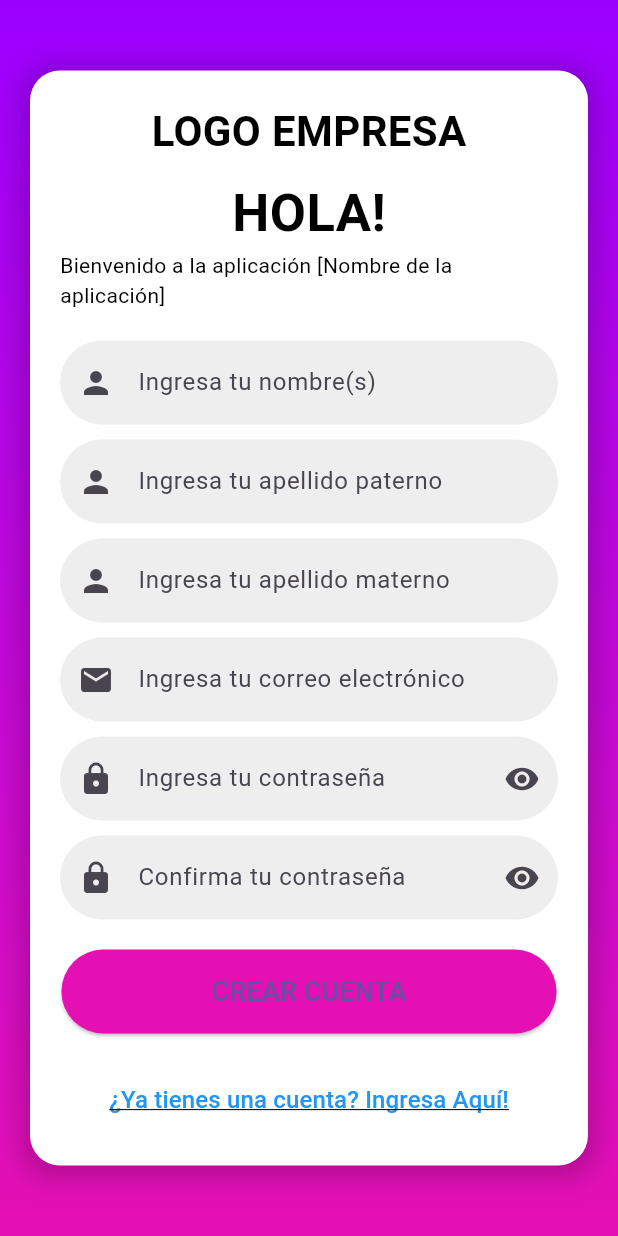
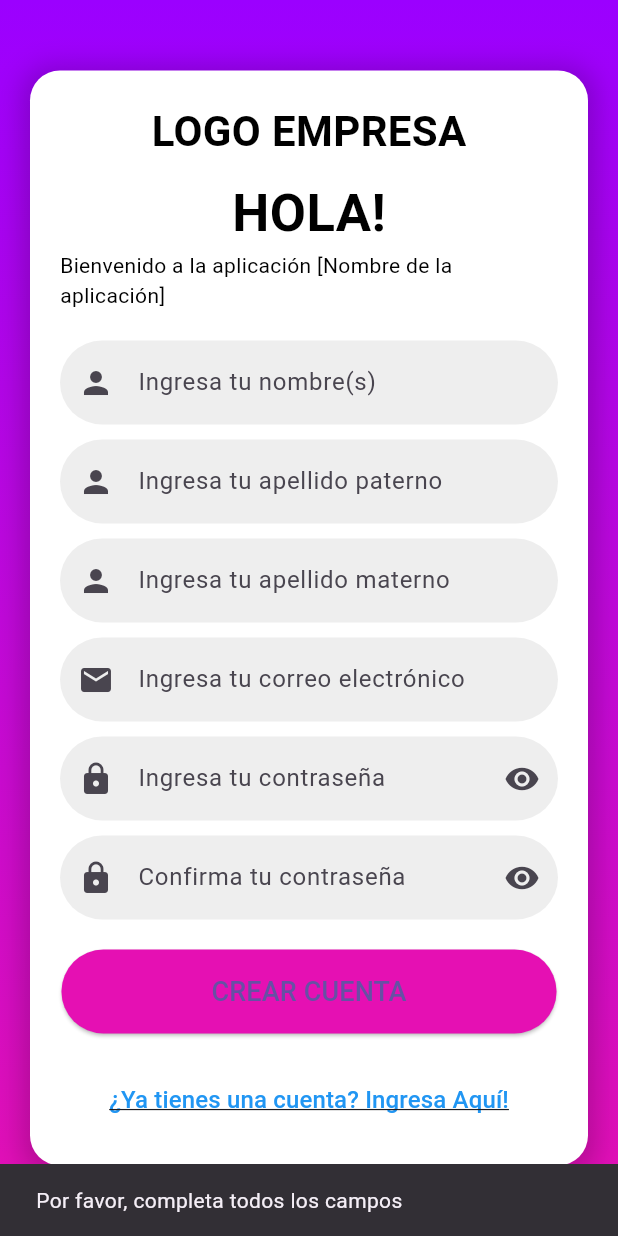
Before and after one commit to DiegoMondragonM/BILLETERA_DIGITAL_INOVATEC, a Flutter app: the screen it shows after launch, after a tap on "CREAR CUENTA", on a phone screen of 412 x 824 dp. Run offline on Flutter 3.47's test engine with Material 3 defaults, Android fonts, the phone set to English and light mode, and no system bars; our stand-ins replace sqflite; accounts and stored records are empty.

Commit message:
sSE IMPLEMENTO LA BASE DE DATOS Y SE CONECTO A LA CLASE DE REGISTRO

```diff
--- a/lib/Screens/register_screen.dart
+++ b/lib/Screens/register_screen.dart
@@ -1,5 +1,6 @@
 import 'package:flutter/material.dart';
 import 'login_screen.dart';
+import '../Service/db_helper.dart';
 
 class RegisterScreen extends StatefulWidget {
   @override
@@ -9,6 +10,13 @@ class RegisterScreen extends StatefulWidget {
 class _RegisterScreenState extends State<RegisterScreen> {
   bool _obscurePassword = true;
   bool _obscureConfirmPassword = true;
+  // Controladores para cada campo
+  TextEditingController nameController = TextEditingController();
+  TextEditingController apellidoPaterno = TextEditingController();
+  TextEditingController apellidoMaterno = TextEditingController();
+  TextEditingController emailController = TextEditingController();
+  TextEditingController passwordController = TextEditingController();
+  TextEditingController confirmPasswordController = TextEditingController();
 
   @override
   Widget build(BuildContext context) {
@@ -68,21 +76,28 @@ class _RegisterScreenState extends State<RegisterScreen> {
                       style: TextStyle(fontSize: 14.0, color: Colors.black),
                     ),
                     SizedBox(height: 20.0),
-                    _buildTextField(Icons.person, 'Ingresa tu nombre(s)'),
+                    _buildTextField(
+                      Icons.person,
+                      'Ingresa tu nombre(s)',
+                      controller: nameController,
+                    ),
                     SizedBox(height: 10.0),
                     _buildTextField(
                       Icons.person,
                       'Ingresa tu apellido paterno',
+                      controller: apellidoPaterno,
                     ),
                     SizedBox(height: 10.0),
                     _buildTextField(
                       Icons.person,
                       'Ingresa tu apellido materno',
+                      controller: apellidoMaterno,
                     ),
                     SizedBox(height: 10.0),
                     _buildTextField(
                       Icons.email,
                       'Ingresa tu correo electrónico',
+                      controller: emailController,
                     ),
                     SizedBox(height: 10.0),
                     _buildPasswordField(
@@ -94,6 +109,7 @@ class _RegisterScreenState extends State<RegisterScreen> {
                           _obscurePassword = !_obscurePassword;
                         });
                       },
+                      controller: passwordController,
                     ),
                     SizedBox(height: 10.0),
                     _buildPasswordField(
@@ -105,10 +121,11 @@ class _RegisterScreenState extends State<RegisterScreen> {
                           _obscureConfirmPassword = !_obscureConfirmPassword;
                         });
                       },
+                      controller: confirmPasswordController,
                     ),
                     SizedBox(height: 20.0),
                     ElevatedButton(
-                      onPressed: () {},
+                      onPressed: _registerUser,
                       style: ElevatedButton.styleFrom(
                         backgroundColor: Color(0xFFE510B3),
                         shape: RoundedRectangleBorder(
@@ -151,12 +168,67 @@ class _RegisterScreenState extends State<RegisterScreen> {
     );
   }
 
+  // Función para registrar el usuario en la base de datos
+  Future<void> _registerUser() async {
+    final name = nameController.text.trim();
+    final apellidoPterno = apellidoPaterno.text.trim();
+    final apellidoMterno = apellidoMaterno.text.trim();
+    final email = emailController.text.trim();
+    final password = passwordController.text.trim();
+    final confirmPassword = confirmPasswordController.text.trim();
+
+    if (name.isEmpty ||
+        apellidoPterno.isEmpty ||
+        apellidoMterno.isEmpty ||
+        email.isEmpty ||
+        password.isEmpty ||
+        confirmPassword.isEmpty) {
+      _showMessage('Por favor, completa todos los campos');
+      return;
+    }
+
+    if (password != confirmPassword) {
+      _showMessage('Las contraseñas no coinciden');
+      return;
+    }
+
+    // Inserta el usuario en la base de datos
+    Map<String, dynamic> newUser = {
+      'name': name,
+      'apellido_paterno': apellidoMterno,
+      'apellido_materno': apellidoMterno,
+      'email': email,
+      'password': password, // Nota: en producción, encripta la contraseña
+    };
+
+    try {
+      await DBHelper().insertUser(newUser);
+      _showMessage('Usuario registrado correctamente');
+      //navegar a la pantalla de login
+      Navigator.pushReplacement(
+        context,
+        MaterialPageRoute(builder: (_) => LoginScreen()),
+      );
+    } catch (e) {
+      _showMessage('Error al registrar el usuario: $e');
+    }
+  }
+
+  void _showMessage(String message) {
+    ScaffoldMessenger.of(
+      context,
+    ).showSnackBar(SnackBar(content: Text(message)));
+  }
+
+  //modifocada para aceptar el controlador
   Widget _buildTextField(
     IconData icon,
     String hintText, {
     bool obscureText = false,
+    TextEditingController? controller,
   }) {
     return TextField(
+      controller: controller,
       obscureText: obscureText,
       decoration: InputDecoration(
         filled: true,
@@ -175,9 +247,11 @@ class _RegisterScreenState extends State<RegisterScreen> {
     IconData icon,
     String hintText,
     bool obscureText,
-    VoidCallback toggleVisibility,
-  ) {
+    VoidCallback toggleVisibility, {
+    TextEditingController? controller,
+  }) {
     return TextField(
+      controller: controller,
       obscureText: obscureText,
       decoration: InputDecoration(
         filled: true,
```
Also changed, not shown: lib/Service/db_helper.dart (added, +61 -0 lines).
